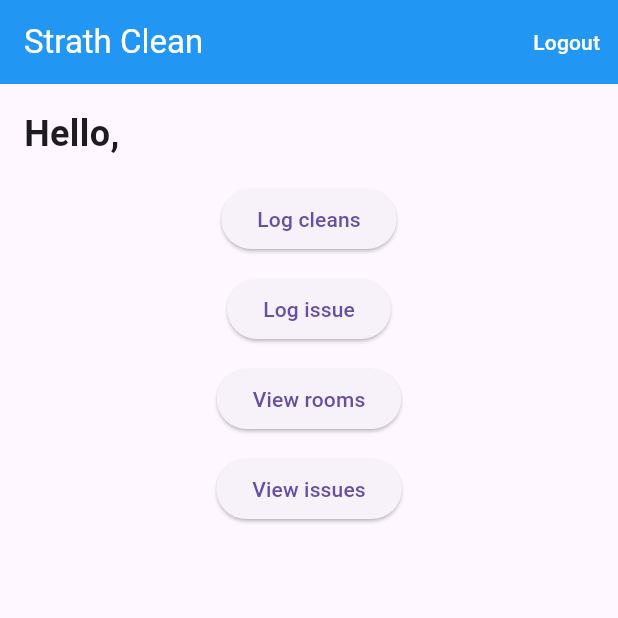
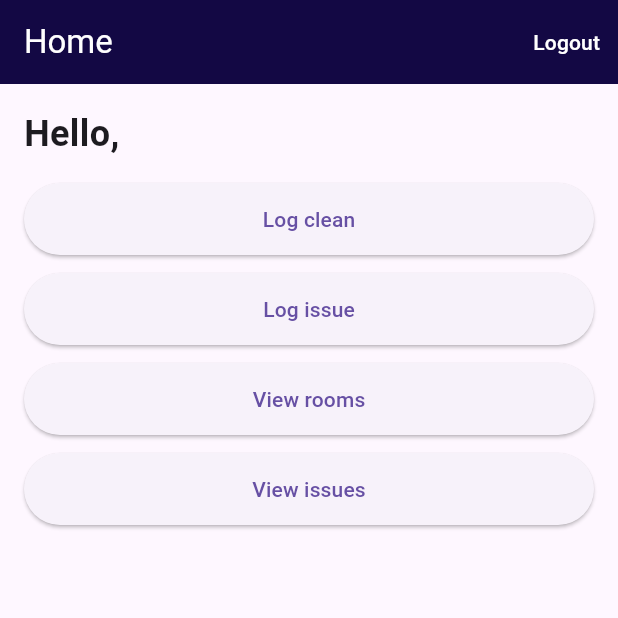
Before and after one commit to ScottCowe/StrathHack26, a Flutter app: the HomeView screen opened directly with empty values, on a phone screen of 412 x 824 dp, the top half of it. Run offline on Flutter 3.47's test engine with Material 3 defaults, Android fonts, the phone set to English and light mode, and no system bars; our stand-ins replace drift, shared_preferences; missing offline and left inert: drift_postgres, fuzzy_search_engine, postgres; accounts and stored records are empty; generated files the repository leaves out were written again; network calls fail.

Commit message:
homepage buttons look nicer

```diff
--- a/lib/view/add_room_view.dart
+++ b/lib/view/add_room_view.dart
@@ -65,7 +65,7 @@ class _AddRoomViewState extends State<AddRoomView> {
     return Scaffold(
       appBar: AppBar(
         title: const Text('Add new room'),
-        backgroundColor: Colors.blue,
+        backgroundColor: const Color.fromARGB(255, 19, 8, 68),
         foregroundColor: Colors.white,
       ),
       body: Padding(
--- a/lib/view/audit_view.dart
+++ b/lib/view/audit_view.dart
@@ -141,7 +141,7 @@ class _AuditViewState extends State<AuditView> {
     return Scaffold(
       appBar: AppBar(
         title: Text(widget.title),
-        backgroundColor: Colors.blue,
+        backgroundColor: const Color.fromARGB(255, 19, 8, 68),
         foregroundColor: Colors.white,
       ),
       body: SingleChildScrollView(
--- a/lib/view/cleaner_view.dart
+++ b/lib/view/cleaner_view.dart
@@ -43,7 +43,7 @@ class _CleanerViewState extends State<CleanerView> {
     return Scaffold(
       appBar: AppBar(
         title: const Text('Cleaner'),
-        backgroundColor: Colors.blue,
+        backgroundColor: const Color.fromARGB(255, 19, 8, 68),
         foregroundColor: Colors.white,
       ),
       body: user == null
--- a/lib/view/home_view.dart
+++ b/lib/view/home_view.dart
@@ -13,8 +13,8 @@ class HomeView extends StatelessWidget {
   Widget build(BuildContext context) {
     return Scaffold(
       appBar: AppBar(
-        title: const Text('Strath Clean'),
-        backgroundColor: Colors.blue,
+        title: const Text('Home'),
+        backgroundColor: const Color.fromARGB(255, 19, 8, 68),
         foregroundColor: Colors.white,
         automaticallyImplyLeading: false,
         actions: [
@@ -48,6 +48,7 @@ class HomeView extends StatelessWidget {
           ),
           Expanded(
             child: SingleChildScrollView(
+              padding: const EdgeInsets.symmetric(horizontal: 16),
               child: Center(
                 child: Column(
                   mainAxisSize: MainAxisSize.min,
@@ -59,7 +60,7 @@ class HomeView extends StatelessWidget {
                         '/log-clean',
                         arguments: user,
                       ),
-                      child: const Text('Log cleans'),
+                      child: const Text('Log clean'),
                     ),
                     const SizedBox(height: 12),
                     ElevatedButton(
--- a/lib/view/issues_view.dart
+++ b/lib/view/issues_view.dart
@@ -59,7 +59,7 @@ class _IssuesViewState extends State<IssuesView> {
     return Scaffold(
       appBar: AppBar(
         title: Text(widget.canEdit ? 'Manage issues' : 'View issues'),
-        backgroundColor: Colors.blue,
+        backgroundColor: const Color.fromARGB(255, 19, 8, 68),
         foregroundColor: Colors.white,
       ),
       body: _body(),
--- a/lib/view/login_view.dart
+++ b/lib/view/login_view.dart
@@ -12,7 +12,7 @@ class LoginView extends StatelessWidget {
     return Scaffold(
       appBar: AppBar(
         title: const Text('Login'),
-        backgroundColor: Colors.blue,
+        backgroundColor: const Color.fromARGB(255, 19, 8, 68),
         foregroundColor: Colors.white,
         automaticallyImplyLeading: false,
       ),
--- a/lib/view/rooms_view.dart
+++ b/lib/view/rooms_view.dart
@@ -57,7 +57,7 @@ class _RoomsViewState extends State<RoomsView> {
     return Scaffold(
       appBar: AppBar(
         title: Text(widget.canEdit ? 'Manage rooms' : 'View rooms'),
-        backgroundColor: Colors.blue,
+        backgroundColor: const Color.fromARGB(255, 19, 8, 68),
         foregroundColor: Colors.white,
       ),
       body: _body(),
```
Also changed, not shown: lib/app.dart (+7 -0 lines).
